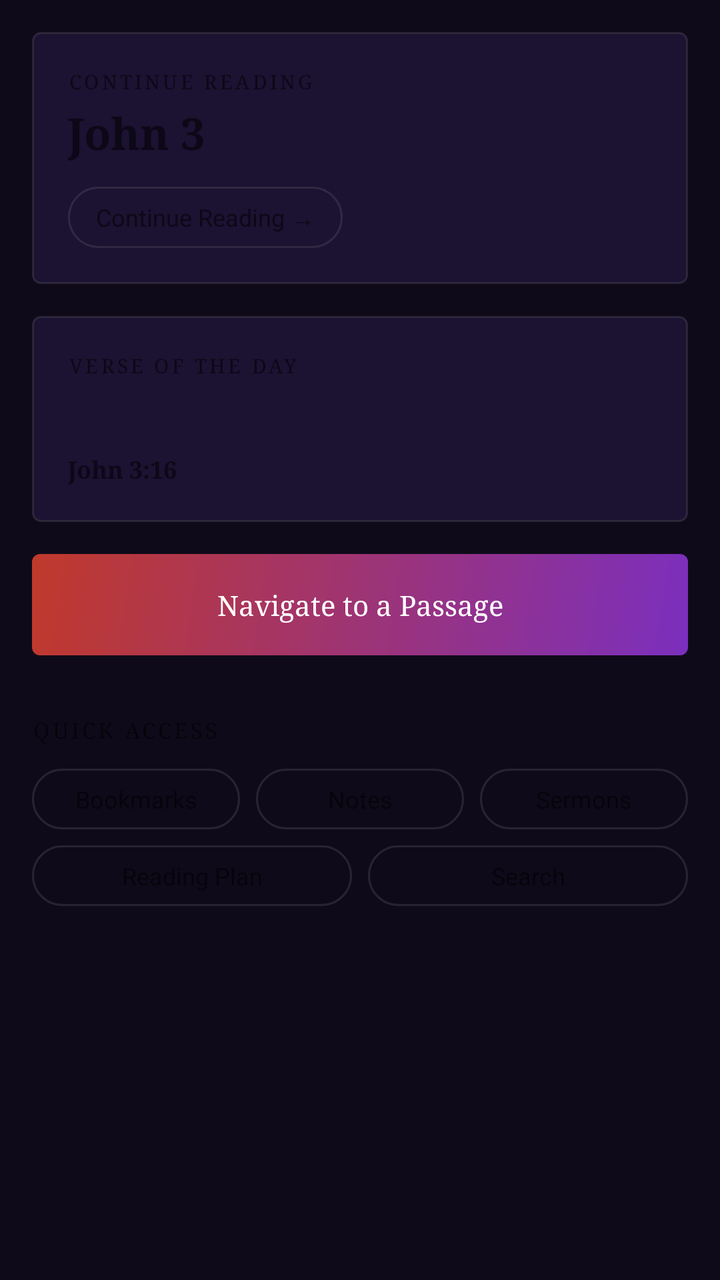
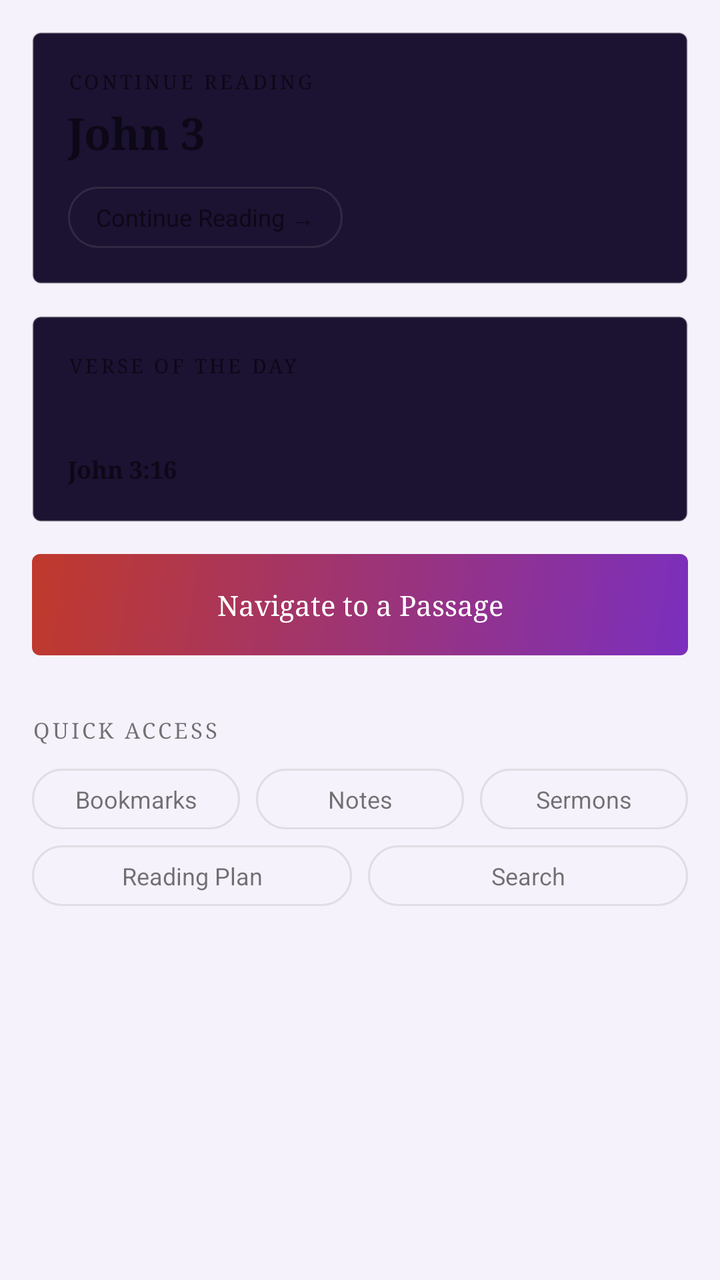

Two renders of the same Android screen: before a commit and after it. Below are the layout's source before the change and the commit's diff.
<!-- AndroidManifest.xml: application theme AppTheme -->
<!-- res/layout/fragment_home.xml -->
<?xml version="1.0" encoding="utf-8"?>
<ScrollView xmlns:android="http://schemas.android.com/apk/res/android"
    android:id="@+id/homeScroll"
    android:layout_width="match_parent"
    android:layout_height="match_parent">

    <LinearLayout
        android:layout_width="match_parent"
        android:layout_height="wrap_content"
        android:orientation="vertical"
        android:padding="16dp">

        
        <LinearLayout
            android:id="@+id/continueCard"
            android:layout_width="match_parent"
            android:layout_height="wrap_content"
            android:orientation="vertical"
            android:background="@drawable/bg_card"
            android:padding="18dp"
            android:layout_marginBottom="16dp">

            <TextView
                android:layout_width="wrap_content"
                android:layout_height="wrap_content"
                android:text="CONTINUE READING"
                android:textSize="10sp"
                android:letterSpacing="0.14"
                android:fontFamily="serif"/>

            <TextView
                android:id="@+id/continuePosition"
                android:layout_width="wrap_content"
                android:layout_height="wrap_content"
                android:layout_marginTop="4dp"
                android:text="John 3"
                android:textSize="22sp"
                android:textStyle="bold"
                android:fontFamily="serif"/>

            <TextView
                android:id="@+id/continueBtn"
                style="@style/PillButton"
                android:layout_width="wrap_content"
                android:layout_height="wrap_content"
                android:layout_marginTop="12dp"
                android:text="Continue Reading →"/>
        </LinearLayout>

        
        <LinearLayout
            android:layout_width="match_parent"
            android:layout_height="wrap_content"
            android:orientation="vertical"
            android:background="@drawable/bg_card"
            android:padding="18dp"
            android:layout_marginBottom="16dp">

            <TextView
                android:layout_width="wrap_content"
                android:layout_height="wrap_content"
                android:text="VERSE OF THE DAY"
                android:textSize="10sp"
                android:letterSpacing="0.14"
                android:fontFamily="serif"/>

            <TextView
                android:id="@+id/votdText"
                android:layout_width="match_parent"
                android:layout_height="wrap_content"
                android:layout_marginTop="8dp"
                android:text=""
                android:textSize="16sp"
                android:fontStyle="italic"
                android:fontFamily="serif"
                android:lineSpacingMultiplier="1.4"/>

            <TextView
                android:id="@+id/votdRef"
                android:layout_width="wrap_content"
                android:layout_height="wrap_content"
                android:layout_marginTop="8dp"
                android:text="John 3:16"
                android:textSize="12sp"
                android:textStyle="bold"
                android:fontFamily="serif"/>
        </LinearLayout>

        
        <TextView
            android:id="@+id/navigateBtn"
            android:layout_width="match_parent"
            android:layout_height="wrap_content"
            android:padding="16dp"
            android:background="@drawable/bg_button_gradient"
            android:text="Navigate to a Passage"
            android:textColor="#FFFFFF"
            android:textSize="14sp"
            android:gravity="center"
            android:fontFamily="serif"
            android:layout_marginBottom="16dp"/>

        
        <TextView
            style="@style/SectionLabel"
            android:layout_width="wrap_content"
            android:layout_height="wrap_content"
            android:text="QUICK ACCESS"/>

        <LinearLayout
            android:layout_width="match_parent"
            android:layout_height="wrap_content"
            android:orientation="horizontal"
            android:layout_marginTop="6dp">

            <TextView
                android:id="@+id/quickBookmarks"
                style="@style/PillButton"
                android:layout_width="0dp"
                android:layout_height="wrap_content"
                android:layout_weight="1"
                android:layout_marginEnd="4dp"
                android:gravity="center"
                android:text="Bookmarks"/>

            <TextView
                android:id="@+id/quickNotes"
                style="@style/PillButton"
                android:layout_width="0dp"
                android:layout_height="wrap_content"
                android:layout_weight="1"
                android:layout_marginStart="4dp"
                android:layout_marginEnd="4dp"
                android:gravity="center"
                android:text="Notes"/>

            <TextView
                android:id="@+id/quickSermons"
                style="@style/PillButton"
                android:layout_width="0dp"
                android:layout_height="wrap_content"
                android:layout_weight="1"
                android:layout_marginStart="4dp"
                android:gravity="center"
                android:text="Sermons"/>
        </LinearLayout>

        <LinearLayout
            android:layout_width="match_parent"
            android:layout_height="wrap_content"
            android:orientation="horizontal"
            android:layout_marginTop="8dp">

            <TextView
                android:id="@+id/quickMarathon"
                style="@style/PillButton"
                android:layout_width="0dp"
                android:layout_height="wrap_content"
                android:layout_weight="1"
                android:layout_marginEnd="4dp"
                android:gravity="center"
                android:text="Reading Plan"/>

            <TextView
                android:id="@+id/quickSearch"
                style="@style/PillButton"
                android:layout_width="0dp"
                android:layout_height="wrap_content"
                android:layout_weight="1"
                android:layout_marginStart="4dp"
                android:gravity="center"
                android:text="Search"/>
        </LinearLayout>

    </LinearLayout>
</ScrollView>
<!-- resources referenced by this layout -->
<resources>
  <!-- drawable bg_button_gradient (drawable) -->
  <?xml version="1.0" encoding="utf-8"?>
  <shape xmlns:android="http://schemas.android.com/apk/res/android">
      <gradient
          android:angle="135"
          android:startColor="#7B2FBE"
          android:endColor="#C0392B"
          android:type="linear"/>
      <corners android:radius="4dp"/>
  </shape>
  <!-- drawable bg_card (drawable) -->
  <?xml version="1.0" encoding="utf-8"?>
  <shape xmlns:android="http://schemas.android.com/apk/res/android">
      <solid android:color="#1C1232"/>
      <stroke android:width="1dp" android:color="#33888888"/>
      <corners android:radius="4dp"/>
  </shape>
  <style name="PillButton">
          <item name="android:paddingLeft">14dp</item>
          <item name="android:paddingRight">14dp</item>
          <item name="android:paddingTop">7dp</item>
          <item name="android:paddingBottom">7dp</item>
          <item name="android:textSize">12sp</item>
          <item name="android:background">@drawable/bg_pill_outline</item>
          <item name="android:minWidth">0dp</item>
          <item name="android:minHeight">0dp</item>
          <item name="android:textAllCaps">false</item>
      </style>
  <style name="SectionLabel">
          <item name="android:textSize">11sp</item>
          <item name="android:letterSpacing">0.12</item>
          <item name="android:textAllCaps">true</item>
          <item name="android:fontFamily">serif</item>
          <item name="android:paddingTop">14dp</item>
          <item name="android:paddingBottom">6dp</item>
      </style>
  <style name="AppTheme" parent="Theme.MaterialComponents.DayNight.NoActionBar">
          <item name="colorPrimary">@color/colorPrimary</item>
          <item name="colorPrimaryDark">@color/colorPrimaryDark</item>
          <item name="colorAccent">@color/colorAccent</item>
          <item name="android:windowBackground">@color/colorBackground</item>
          <item name="android:statusBarColor">@color/colorBackground</item>
          <item name="android:navigationBarColor">@color/colorBackground</item>
          <item name="android:windowLightStatusBar">false</item>
      </style>
  <!-- drawable bg_pill_outline (drawable) -->
  <?xml version="1.0" encoding="utf-8"?>
  <shape xmlns:android="http://schemas.android.com/apk/res/android">
      <solid android:color="@android:color/transparent"/>
      <stroke android:width="1dp" android:color="#33888888"/>
      <corners android:radius="20dp"/>
  </shape>
  <color name="colorPrimary">#7B2FBE</color>
  <color name="colorPrimaryDark">#5A1A9A</color>
  <color name="colorAccent">#C0392B</color>
  <color name="colorBackground">#0F0A1A</color>
</resources>

<!-- the commit's change to res/layout/fragment_home.xml (unified diff, before → after) -->
@@ -23,6 +23,7 @@
             <TextView
                 android:layout_width="wrap_content"
                 android:layout_height="wrap_content"
+                android:id="@+id/continueLabel"
                 android:text="CONTINUE READING"
                 android:textSize="10sp"
                 android:letterSpacing="0.14"
@@ -49,6 +50,7 @@
 
         
         <LinearLayout
+            android:id="@+id/votdCard"
             android:layout_width="match_parent"
             android:layout_height="wrap_content"
             android:orientation="vertical"
@@ -59,6 +61,7 @@
             <TextView
                 android:layout_width="wrap_content"
                 android:layout_height="wrap_content"
+                android:id="@+id/votdLabel"
                 android:text="VERSE OF THE DAY"
                 android:textSize="10sp"
                 android:letterSpacing="0.14"
@@ -102,6 +105,7 @@
 
         
         <TextView
+            android:id="@+id/quickLabel"
             style="@style/SectionLabel"
             android:layout_width="wrap_content"
             android:layout_height="wrap_content"
<!-- resource entries referenced after the edit -->
@@ -43,7 +43,7 @@
           <item name="android:windowBackground">@color/colorBackground</item>
           <item name="android:statusBarColor">@color/colorBackground</item>
           <item name="android:navigationBarColor">@color/colorBackground</item>
-          <item name="android:windowLightStatusBar">false</item>
+          <item name="android:windowLightStatusBar">@bool/lightSystemBars</item>
       </style>
   <!-- drawable bg_pill_outline (drawable) -->
   <?xml version="1.0" encoding="utf-8"?>
@@ -55,6 +55,6 @@
   <color name="colorPrimary">#7B2FBE</color>
   <color name="colorPrimaryDark">#5A1A9A</color>
   <color name="colorAccent">#C0392B</color>
-  <color name="colorBackground">#0F0A1A</color>
+  <color name="colorBackground">#F6F2FB</color>
 </resources>
 
